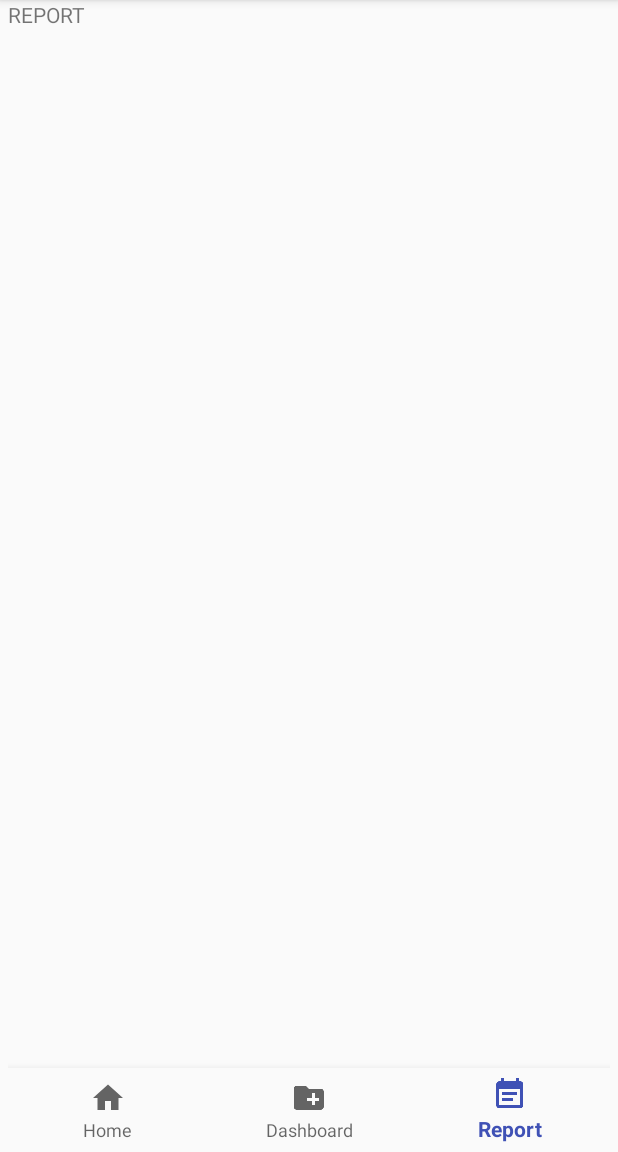
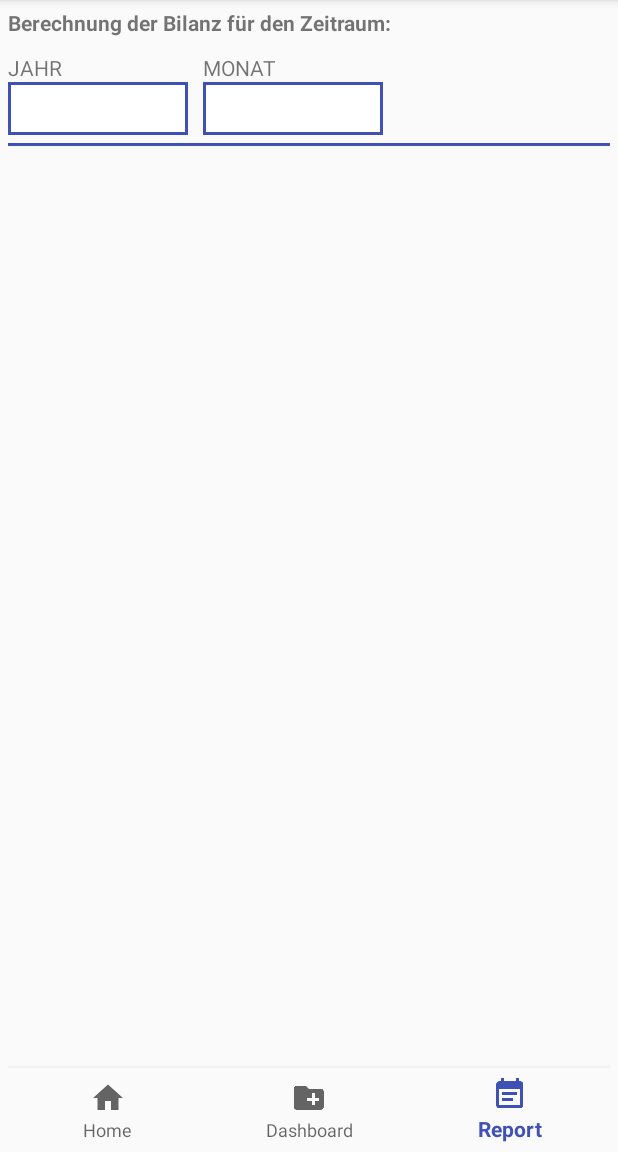
Before and after one commit to teguhsantoso/HomeCostsApp, an Android app: the screen it shows after launch (MainActivity), item 3 of the bottom bar chosen, on a phone screen of 412 x 824 dp, the part 84-1236 px from its top. Run offline under Robolectric (Android 15) with nearby library versions, the phone set to English and light mode, and no system bars; our stand-ins replace Room's generated code; libraries missing offline, so code that uses them is left out: rx.android.schedulers, rx.schedulers; 2 statements that could not run were skipped.

Commit message:
Add UI elements for fragment report.

```diff
--- a/app/src/main/res/layout/fragment_report.xml
+++ b/app/src/main/res/layout/fragment_report.xml
@@ -1,13 +1,61 @@
-<FrameLayout xmlns:android="http://schemas.android.com/apk/res/android"
+<?xml version="1.0" encoding="utf-8"?>
+<RelativeLayout xmlns:android="http://schemas.android.com/apk/res/android"
     xmlns:tools="http://schemas.android.com/tools"
     android:layout_width="match_parent"
     android:layout_height="match_parent"
     tools:context="de.tsa.homecosts.fragments.ReportFragment">
 
-    <!-- TODO: Update blank fragment layout -->
     <TextView
-        android:layout_width="match_parent"
-        android:layout_height="match_parent"
-        android:text="REPORT" />
+        android:id="@+id/textViewTitle"
+        android:layout_width="wrap_content"
+        android:layout_height="wrap_content"
+        android:text="Berechnung der Bilanz für den Zeitraum:"
+        android:textSize="14sp"
+        android:layout_marginTop="5dp"
+        android:textStyle="bold" />
 
-</FrameLayout>
+    <Spinner
+        android:id="@+id/spinnerYear"
+        android:layout_width="120dp"
+        android:layout_height="35dp"
+        android:layout_alignParentStart="true"
+        android:layout_below="@+id/textViewTitle"
+        android:background="@drawable/rounded_edit_text"
+        android:layout_marginTop="30dp" />
+
+    <TextView
+        android:id="@+id/textViewYear"
+        android:layout_width="wrap_content"
+        android:layout_height="wrap_content"
+        android:layout_alignBaseline="@+id/textViewMonth"
+        android:layout_alignBottom="@+id/textViewMonth"
+        android:layout_alignParentStart="true"
+        android:text="JAHR" />
+
+    <Spinner
+        android:id="@+id/spinnerMonth"
+        android:layout_width="120dp"
+        android:layout_height="35dp"
+        android:layout_alignBottom="@+id/spinnerYear"
+        android:layout_marginLeft="10dp"
+        android:background="@drawable/rounded_edit_text"
+        android:layout_alignTop="@+id/spinnerYear"
+        android:layout_toEndOf="@+id/spinnerYear" />
+
+    <TextView
+        android:id="@+id/textViewMonth"
+        android:layout_width="wrap_content"
+        android:layout_height="wrap_content"
+        android:layout_above="@+id/spinnerMonth"
+        android:layout_alignStart="@+id/spinnerMonth"
+        android:text="MONAT" />
+
+    <View
+        android:layout_width="fill_parent"
+        android:layout_height="2dip"
+        android:layout_below="@id/spinnerMonth"
+        android:layout_marginTop="5dp"
+        android:background="@color/colorPrimary"
+        android:id="@+id/separator" />
+
+</RelativeLayout>
```
